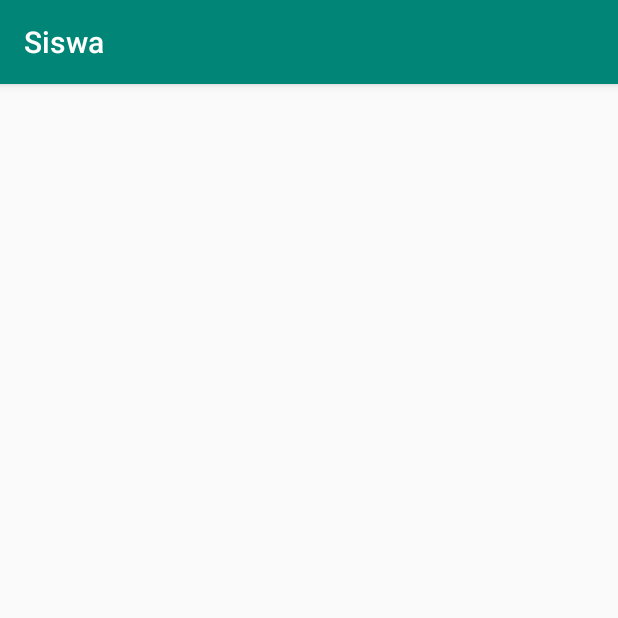
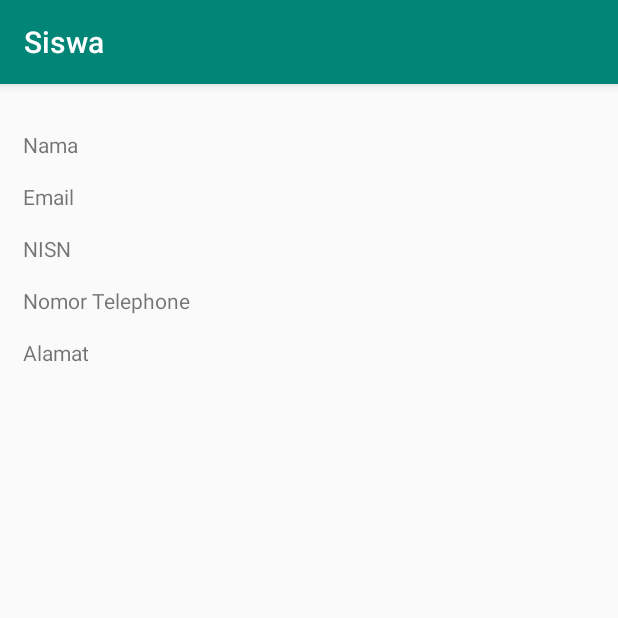
Before and after one commit to PanjiAD/SIswa, an Android app: the lihat_detail_siswa screen opened directly, with no data from a screen before it, on a phone screen of 412 x 824 dp, the top half of it. Run offline under Robolectric (Android 15) with nearby library versions, the phone set to English and light mode, and no system bars.

Commit message:
fix update and delete data siswa

```diff
--- a/app/src/main/java/com/example/siswa/activites/lihat_detail_siswa.java
+++ b/app/src/main/java/com/example/siswa/activites/lihat_detail_siswa.java
@@ -2,15 +2,45 @@ package com.example.siswa.activites;
 
 import androidx.appcompat.app.AppCompatActivity;
 
+import android.app.Activity;
+import android.content.Intent;
 import android.os.Bundle;
+import android.widget.Button;
+import android.widget.EditText;
+import android.widget.TextView;
 
 import com.example.siswa.R;
+import com.example.siswa.Siswa;
 
 public class lihat_detail_siswa extends AppCompatActivity {
+
+    private TextView dtNama;
+    private TextView dtEmail;
+    private TextView dtNisn;
+    private TextView dtHp;
+    private TextView dtAlamat;
 
     @Override
     protected void onCreate(Bundle savedInstanceState) {
         super.onCreate(savedInstanceState);
         setContentView(R.layout.activity_lihat_detail_siswa);
+        dtNama = findViewById(R.id.namaTxt);
+        dtEmail = findViewById(R.id.emailTxt);
+        dtNisn= findViewById(R.id.nisnTxt);
+        dtHp = findViewById(R.id.hpTxt);
+        dtAlamat = findViewById(R.id.alamatTxt);
+
+        Siswa siswa = (Siswa) getIntent().getSerializableExtra("dataSiswa");
+        if(siswa!=null){
+            dtNama.setText(siswa.getNama());
+            dtEmail.setText(siswa.getEmail());
+            dtNisn.setText(siswa.getNisn());
+            dtHp.setText(siswa.getHp());
+            dtAlamat.setText(siswa.getAlamat());
+        }
+    }
+
+    public static Intent getActIntent(Activity activity){
+        return new Intent(activity, lihat_detail_siswa.class);
     }
 }
--- a/app/src/main/res/layout/activity_lihat_detail_siswa.xml
+++ b/app/src/main/res/layout/activity_lihat_detail_siswa.xml
@@ -1,9 +1,114 @@
 <?xml version="1.0" encoding="utf-8"?>
-<androidx.constraintlayout.widget.ConstraintLayout xmlns:android="http://schemas.android.com/apk/res/android"
-    xmlns:app="http://schemas.android.com/apk/res-auto"
-    xmlns:tools="http://schemas.android.com/tools"
+<LinearLayout xmlns:android="http://schemas.android.com/apk/res/android"
     android:layout_width="match_parent"
     android:layout_height="match_parent"
-    tools:context=".activites.lihat_detail_siswa">
+    android:layout_margin="15dp"
+    android:orientation="vertical">
 
-</androidx.constraintlayout.widget.ConstraintLayout>
+    <LinearLayout
+        android:layout_width="match_parent"
+        android:layout_height="wrap_content"
+        android:orientation="horizontal"
+        android:weightSum="3"
+        android:layout_marginTop="15dp"
+        >
+        <TextView
+            android:text="Nama"
+            android:layout_width="0dp"
+            android:layout_height="wrap_content"
+            android:layout_weight="1"
+            />
+
+        <TextView
+            android:id="@+id/namaTxt"
+            android:layout_width="0dp"
+            android:layout_height="wrap_content"
+            android:layout_weight="2"/>
+    </LinearLayout>
+
+    <LinearLayout
+        android:layout_width="match_parent"
+        android:layout_height="wrap_content"
+        android:orientation="horizontal"
+        android:weightSum="3"
+        android:layout_marginTop="15dp"
+        >
+        <TextView
+            android:text="Email"
+            android:layout_width="0dp"
+            android:layout_height="wrap_content"
+            android:layout_weight="1"
+            />
+        <TextView
+            android:id="@+id/emailTxt"
+            android:layout_width="0dp"
+            android:layout_height="wrap_content"
+            android:layout_weight="2"
+            />
+    </LinearLayout>
+
+    <LinearLayout
+        android:layout_width="match_parent"
+        android:layout_height="wrap_content"
+        android:orientation="horizontal"
+        android:weightSum="3"
+        android:layout_marginTop="15dp"
+        >
+        <TextView
+            android:text="NISN"
+            android:layout_width="0dp"
+            android:layout_height="wrap_content"
+            android:layout_weight="1"
+            />
+        <TextView
+            android:id="@+id/nisnTxt"
+            android:layout_width="0dp"
+            android:layout_height="wrap_content"
+            android:layout_weight="2"
+            />
+    </LinearLayout>
+
+
+    <LinearLayout
+        android:layout_width="match_parent"
+        android:layout_height="wrap_content"
+        android:orientation="horizontal"
+        android:weightSum="3"
+        android:layout_marginTop="15dp"
+        >
+        <TextView
+            android:text="Nomor Telephone"
+            android:layout_width="0dp"
+            android:layout_height="wrap_content"
+            android:layout_weight="1"
+            />
+        <TextView
+            android:id="@+id/hpTxt"
+            android:layout_width="0dp"
+            android:layout_height="wrap_content"
+            android:layout_weight="2"
+            />
+    </LinearLayout>
+
+    <LinearLayout
+        android:layout_width="match_parent"
+        android:layout_height="wrap_content"
+        android:orientation="horizontal"
+        android:weightSum="3"
+        android:layout_marginTop="15dp"
+        >
+        <TextView
+            android:text="Alamat"
+            android:layout_width="0dp"
+            android:layout_height="wrap_content"
+            android:layout_weight="1"
+            />
+        <TextView
+            android:id="@+id/alamatTxt"
+            android:layout_width="0dp"
+            android:layout_height="wrap_content"
+            android:layout_weight="2"
+            />
+    </LinearLayout>
+
+</LinearLayout>
--- a/app/src/main/res/layout/list_siswa.xml
+++ b/app/src/main/res/layout/list_siswa.xml
@@ -2,7 +2,7 @@
 <LinearLayout xmlns:android="http://schemas.android.com/apk/res/android"
     android:orientation="vertical"
     android:layout_width="match_parent"
-    android:layout_height="match_parent"
+    android:layout_height="wrap_content"
     android:padding="10dip">
 
     <TextView
```
Also changed, not shown: app/src/main/java/com/example/siswa/AdapterSiswaRecyclerView.java (+46 -3 lines), app/src/main/java/com/example/siswa/activites/lihatSiswa.java (+22 -1 lines), app/src/main/java/com/example/siswa/activites/tambahSiswa.java (+85 -3 lines), app/src/main/res/layout/dialog_view.xml (added, +22 -0 lines).
